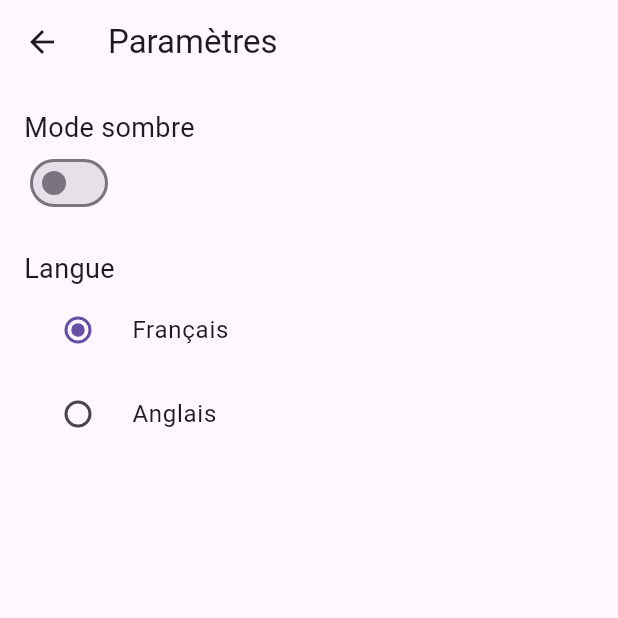
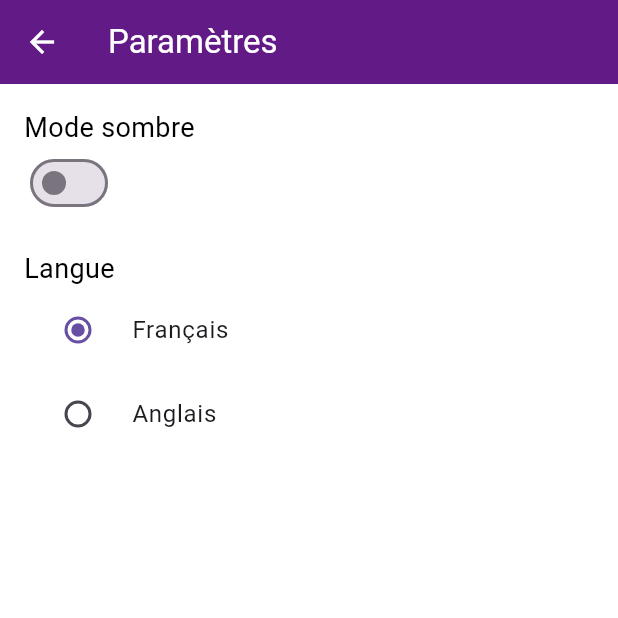
Before and after one commit to NeoEtIchiro/elevate_quote_generator, a Flutter app: the SettingsScreen screen opened directly, after a tap on "French", on a phone screen of 412 x 824 dp, the top half of it. Run offline on Flutter 3.47's test engine with Material 3 defaults, Android fonts, the phone set to English and light mode, and no system bars; our stand-ins replace sqflite; accounts and stored records are empty; generated files the repository leaves out were written again; network calls fail.

Commit message:
Add theme management and refactor AppBar styling

```diff
--- a/lib/main.dart
+++ b/lib/main.dart
@@ -1,6 +1,7 @@
 import 'package:elevate_quote_generator/views/home.dart';
 import 'package:flutter/material.dart';
 import 'package:flutter_gen/gen_l10n/app_localizations.dart';
+import 'package:elevate_quote_generator/utils/theme.dart'; //
 
 void main() {
   runApp(const MainApp());
@@ -39,13 +40,9 @@ class _MainAppState extends State<MainApp> {
   Widget build(BuildContext context) {
     return MaterialApp(
       title: 'Elevate Quote Generator',
-      theme: ThemeData(
-        primarySwatch: Colors.blue,
-        brightness: _isDarkMode ? Brightness.dark : Brightness.light,
-      ),
-      darkTheme: ThemeData(
-        brightness: Brightness.dark,
-      ),
+      theme: AppThemes.lightTheme, // Utilisation du thème clair
+      darkTheme: AppThemes.darkTheme, // Utilisation du thème sombre
+      themeMode: _isDarkMode ? ThemeMode.dark : ThemeMode.light,
       locale: _locale ?? const Locale('en'),
       supportedLocales: AppLocalizations.supportedLocales,
       localizationsDelegates: AppLocalizations.localizationsDelegates,
--- a/lib/utils/theme.dart
+++ b/lib/utils/theme.dart
@@ -0,0 +1,31 @@
+import 'package:flutter/material.dart';
+
+class AppThemes {
+  static final ThemeData lightTheme = ThemeData(
+    brightness: Brightness.light,
+    primarySwatch: Colors.blue,
+    scaffoldBackgroundColor: Colors.white,
+    appBarTheme: const AppBarTheme(
+      backgroundColor: Color.fromARGB(255, 98, 27, 134),
+      foregroundColor: Colors.white,
+    ),
+    textTheme: const TextTheme(
+      bodyLarge: TextStyle(color: Colors.black),
+      bodyMedium: TextStyle(color: Colors.black),
+    ),
+  );
+
+  static final ThemeData darkTheme = ThemeData(
+    brightness: Brightness.dark,
+    primarySwatch: Colors.blue,
+    scaffoldBackgroundColor: Colors.black,
+    appBarTheme: const AppBarTheme(
+      backgroundColor: Colors.black,
+      foregroundColor: Colors.white,
+    ),
+    textTheme: const TextTheme(
+      bodyLarge: TextStyle(color: Colors.white),
+      bodyMedium: TextStyle(color: Colors.white),
+    ),
+  );
+}
--- a/lib/widgets/custom_app_bar.dart
+++ b/lib/widgets/custom_app_bar.dart
@@ -1,6 +1,5 @@
 import 'package:flutter/material.dart';
 import 'package:flutter_gen/gen_l10n/app_localizations.dart';
-
 
 class CustomAppBar extends StatelessWidget implements PreferredSizeWidget {
   final VoidCallback onSettingsPressed;
@@ -13,7 +12,7 @@ class CustomAppBar extends StatelessWidget implements PreferredSizeWidget {
     required this.onSettingsPressed,
     required this.onMenuItemSelected,
     required this.title,
-    required this.style
+    required this.style,
   });
 
   @override
@@ -22,12 +21,7 @@ class CustomAppBar extends StatelessWidget implements PreferredSizeWidget {
     return AppBar(
       title: Text(
         title,
-        style: TextStyle(
-          color: Theme.of(context).brightness == Brightness.dark
-              ? Colors.white
-              : Colors.black,
-        ).merge(style
-        ),
+        style: style,
       ),
       actions: [
         IconButton(
```
